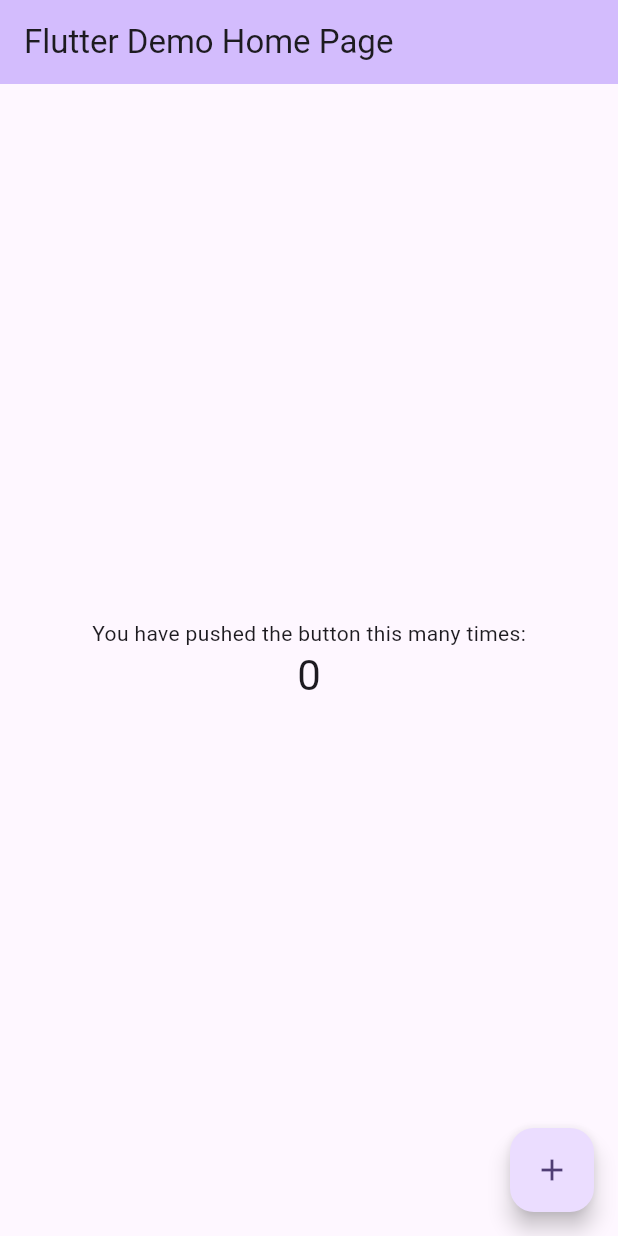
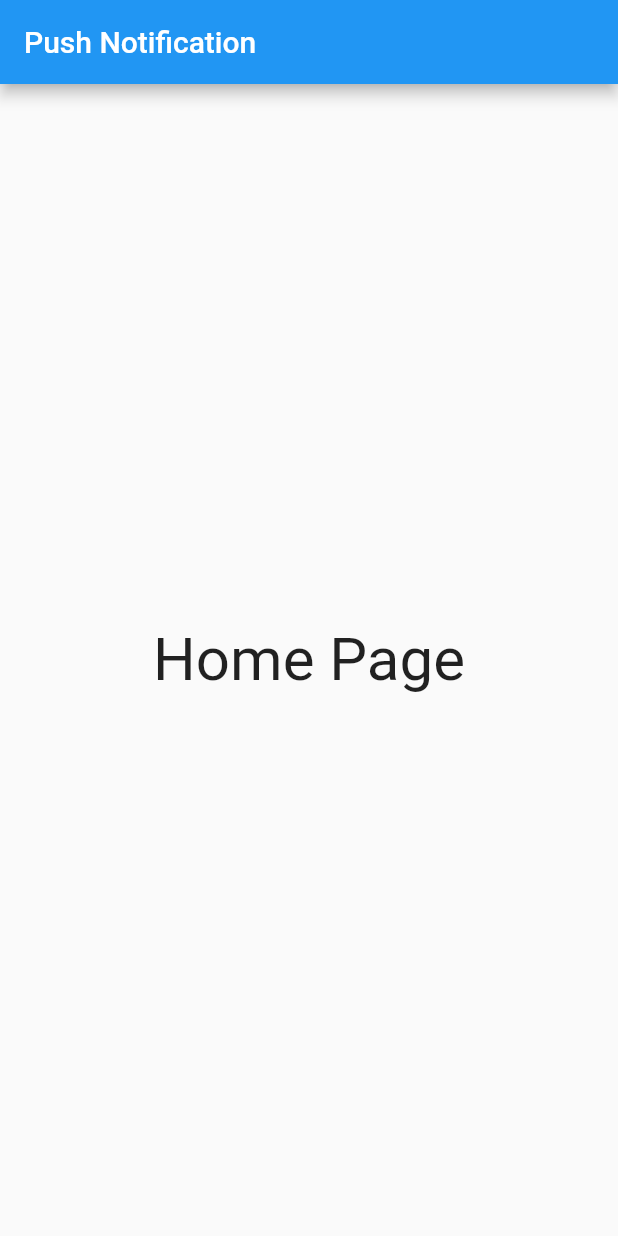
Before and after one commit to YDayeon/flutter-firebase, a Flutter app: the screen it shows after launch, on a phone screen of 412 x 824 dp. Run offline on Flutter 3.47's test engine with Material 2 defaults, Android fonts, the phone set to English and light mode, and no system bars; our stand-ins replace firebase_core, firebase_messaging, flutter_local_notifications; accounts and stored records are empty.

Commit message:
connect push message

```diff
--- a/lib/main.dart
+++ b/lib/main.dart
@@ -1,6 +1,18 @@
 import 'package:flutter/material.dart';
+import 'package:firebase_core/firebase_core.dart';
+import 'package:withuslaw_template/api/firebase_api.dart';
+import 'package:withuslaw_template/page/home_screen.dart';
+import 'package:withuslaw_template/page/notification_screen.dart';
+import 'firebase_options.dart';
 
-void main() {
+final navigatorKey = GlobalKey<NavigatorState>();
+
+void main() async {
+  WidgetsFlutterBinding.ensureInitialized();
+  await Firebase.initializeApp(
+    options: DefaultFirebaseOptions.currentPlatform,
+  );
+  await FirebaseApi().initNotifications();
   runApp(const MyApp());
 }
 
@@ -11,115 +23,18 @@ class MyApp extends StatelessWidget {
   @override
   Widget build(BuildContext context) {
     return MaterialApp(
-      title: 'Flutter Demo',
+      title: 'Push Notification',
       theme: ThemeData(
-        // This is the theme of your application.
-        //
-        // TRY THIS: Try running your application with "flutter run". You'll see
-        // the application has a blue toolbar. Then, without quitting the app,
-        // try changing the seedColor in the colorScheme below to Colors.green
-        // and then invoke "hot reload" (save your changes or press the "hot
-        // reload" button in a Flutter-supported IDE, or press "r" if you used
-        // the command line to start the app).
-        //
-        // Notice that the counter didn't reset back to zero; the application
-        // state is not lost during the reload. To reset the state, use hot
-        // restart instead.
-        //
-        // This works for code too, not just values: Most code changes can be
-        // tested with just a hot reload.
-        colorScheme: ColorScheme.fromSeed(seedColor: Colors.deepPurple),
-        useMaterial3: true,
+        primarySwatch: Colors.blue,
+        textTheme: const TextTheme(
+          bodyMedium: TextStyle(fontSize: 40),
+        ),
       ),
-      home: const MyHomePage(title: 'Flutter Demo Home Page'),
+      navigatorKey: navigatorKey,
+      home: const HomeScreen(),
+      routes: {
+        NotificationScreen.route: (context) => const NotificationScreen()
+      },
     );
   }
 }
-
-class MyHomePage extends StatefulWidget {
-  const MyHomePage({super.key, required this.title});
-
-  // This widget is the home page of your application. It is stateful, meaning
-  // that it has a State object (defined below) that contains fields that affect
-  // how it looks.
-
-  // This class is the configuration for the state. It holds the values (in this
-  // case the title) provided by the parent (in this case the App widget) and
-  // used by the build method of the State. Fields in a Widget subclass are
-  // always marked "final".
-
-  final String title;
-
-  @override
-  State<MyHomePage> createState() => _MyHomePageState();
-}
-
-class _MyHomePageState extends State<MyHomePage> {
-  int _counter = 0;
-
-  void _incrementCounter() {
-    setState(() {
-      // This call to setState tells the Flutter framework that something has
-      // changed in this State, which causes it to rerun the build method below
-      // so that the display can reflect the updated values. If we changed
-      // _counter without calling setState(), then the build method would not be
-      // called again, and so nothing would appear to happen.
-      _counter++;
-    });
-  }
-
-  @override
-  Widget build(BuildContext context) {
-    // This method is rerun every time setState is called, for instance as done
-    // by the _incrementCounter method above.
-    //
-    // The Flutter framework has been optimized to make rerunning build methods
-    // fast, so that you can just rebuild anything that needs updating rather
-    // than having to individually change instances of widgets.
-    return Scaffold(
-      appBar: AppBar(
-        // TRY THIS: Try changing the color here to a specific color (to
-        // Colors.amber, perhaps?) and trigger a hot reload to see the AppBar
-        // change color while the other colors stay the same.
-        backgroundColor: Theme.of(context).colorScheme.inversePrimary,
-        // Here we take the value from the MyHomePage object that was created by
-        // the App.build method, and use it to set our appbar title.
-        title: Text(widget.title),
-      ),
-      body: Center(
-        // Center is a layout widget. It takes a single child and positions it
-        // in the middle of the parent.
-        child: Column(
-          // Column is also a layout widget. It takes a list of children and
-          // arranges them vertically. By default, it sizes itself to fit its
-          // children horizontally, and tries to be as tall as its parent.
-          //
-          // Column has various properties to control how it sizes itself and
-          // how it positions its children. Here we use mainAxisAlignment to
-          // center the children vertically; the main axis here is the vertical
-          // axis because Columns are vertical (the cross axis would be
-          // horizontal).
-          //
-          // TRY THIS: Invoke "debug painting" (choose the "Toggle Debug Paint"
-          // action in the IDE, or press "p" in the console), to see the
-          // wireframe for each widget.
-          mainAxisAlignment: MainAxisAlignment.center,
-          children: <Widget>[
-            const Text(
-              'You have pushed the button this many times:',
-            ),
-            Text(
-              '$_counter',
-              style: Theme.of(context).textTheme.headlineMedium,
-            ),
-          ],
-        ),
-      ),
-      floatingActionButton: FloatingActionButton(
-        onPressed: _incrementCounter,
-        tooltip: 'Increment',
-        child: const Icon(Icons.add),
-      ), // This trailing comma makes auto-formatting nicer for build methods.
-    );
-  }
-}
--- /dev/null
+++ b/lib/page/home_screen.dart
@@ -0,0 +1,15 @@
+import 'package:flutter/material.dart';
+
+class HomeScreen extends StatelessWidget {
+  const HomeScreen({super.key});
+
+  @override
+  Widget build(BuildContext context) {
+    return Scaffold(
+      appBar: AppBar(title: const Text("Push Notification")),
+      body: const Center(
+        child: Text("Home Page"),
+      ),
+    );
+  }
+}
--- /dev/null
+++ b/lib/page/notification_screen.dart
@@ -0,0 +1,26 @@
+import 'package:firebase_messaging/firebase_messaging.dart';
+import 'package:flutter/material.dart';
+
+class NotificationScreen extends StatelessWidget {
+  const NotificationScreen({super.key});
+  static const route = '/notification-screen';
+
+  @override
+  Widget build(BuildContext context) {
+    final message = ModalRoute.of(context)!.settings.arguments as RemoteMessage;
+    return Scaffold(
+      appBar: AppBar(
+        title: const Text("Push Notification"),
+      ),
+      body: Center(
+          child: Column(
+        mainAxisAlignment: MainAxisAlignment.center,
+        children: [
+          Text('${message.notification?.title}'),
+          Text('${message.notification?.body}'),
+          Text('${message.data}'),
+        ],
+      )),
+    );
+  }
+}
```
Also changed, not shown: lib/api/firebase_api.dart (added, +97 -0 lines), pubspec.yaml (+6 -2 lines), lib/firebase_options.dart (added), pubspec.lock, 23 other files.
